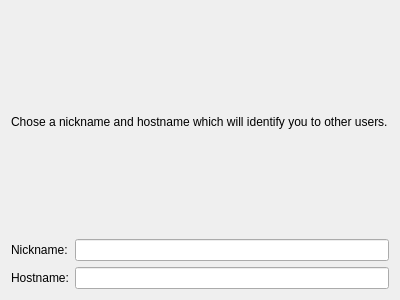
Above: kobby/dialogs/profilesetupwidget.ui from KDE/kte-collaborative before the change. Below: the same form after it.
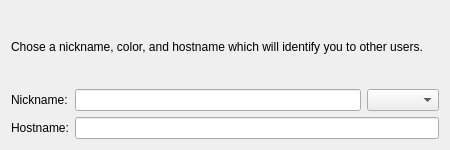
That is the form after the change. Custom widgets are drawn as their Qt base class.

Commit message: Added color choser to setup assistant

What changed in the file:
```diff
--- a/kobby/dialogs/profilesetupwidget.ui
+++ b/kobby/dialogs/profilesetupwidget.ui
@@ -6,8 +6,8 @@
    <rect>
     <x>0</x>
     <y>0</y>
-    <width>400</width>
-    <height>300</height>
+    <width>450</width>
+    <height>150</height>
    </rect>
   </property>
   <property name="windowTitle">
@@ -17,7 +17,7 @@
    <item>
     <widget class="QLabel" name="label_3">
      <property name="text">
-      <string>Chose a nickname and hostname which will identify you to other users.</string>
+      <string>Chose a nickname, color, and hostname which will identify you to other users.</string>
      </property>
      <property name="wordWrap">
       <bool>true</bool>
@@ -34,7 +34,22 @@
       </widget>
      </item>
      <item row="0" column="1">
-      <widget class="QLineEdit" name="nicknameEdit"/>
+      <layout class="QHBoxLayout" name="horizontalLayout">
+       <item>
+        <widget class="QLineEdit" name="nicknameEdit"/>
+       </item>
+       <item>
+        <widget class="KColorCombo" name="colorCombo">
+         <property name="color">
+          <color>
+           <red>50</red>
+           <green>50</green>
+           <blue>255</blue>
+          </color>
+         </property>
+        </widget>
+       </item>
+      </layout>
      </item>
      <item row="1" column="0">
       <widget class="QLabel" name="label_2">
@@ -50,6 +65,13 @@
    </item>
   </layout>
  </widget>
+ <customwidgets>
+  <customwidget>
+   <class>KColorCombo</class>
+   <extends>QComboBox</extends>
+   <header>kcolorcombo.h</header>
+  </customwidget>
+ </customwidgets>
  <resources/>
  <connections/>
 </ui>
```
Left out of the diff: 6 changed lines with no effect on the pictures. The commit also changes 1 other file.
